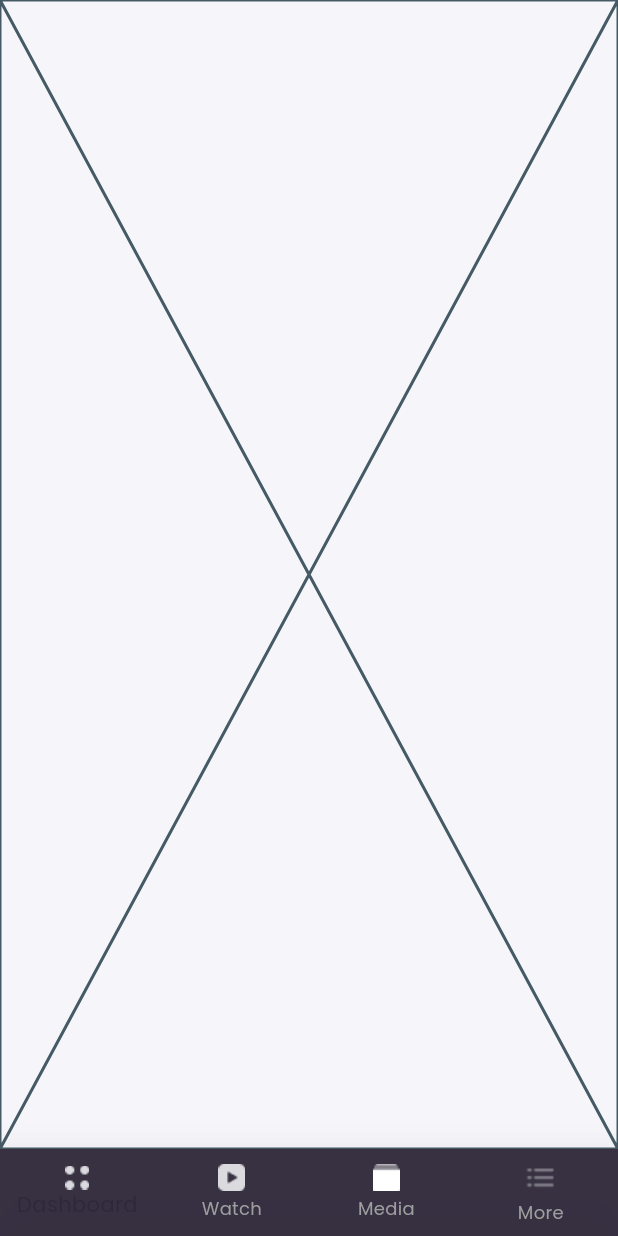
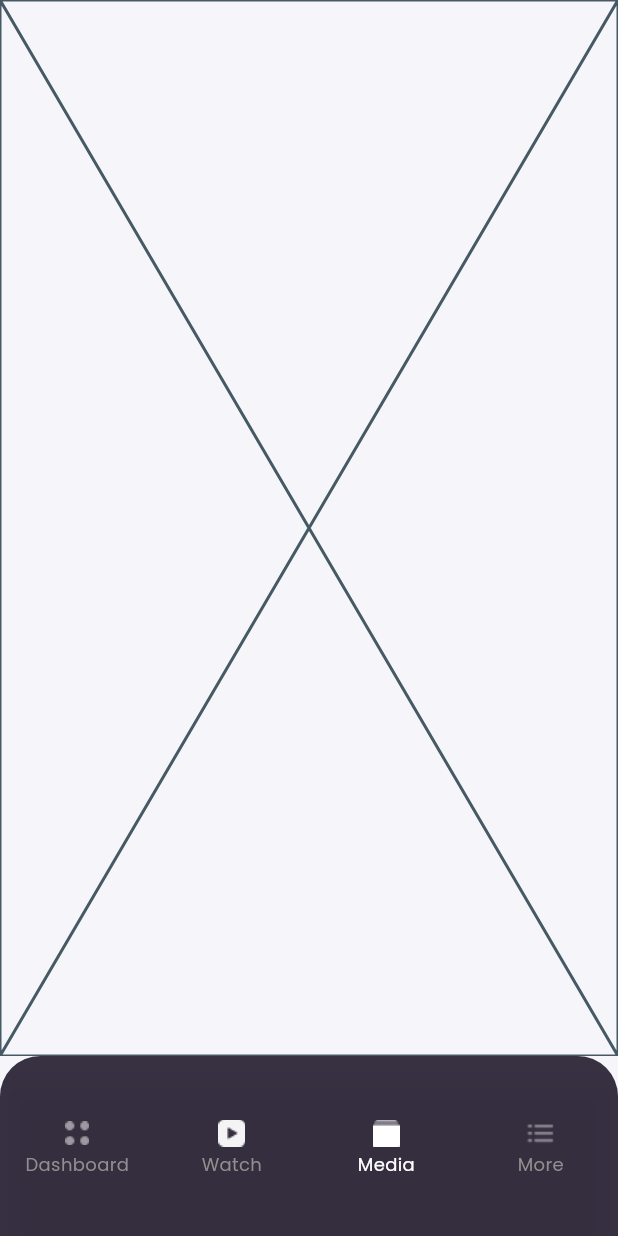
Before and after one commit to nishchalsangai/movies-app, a Flutter app: the screen it shows after launch, item 3 of the bottom bar chosen, on a phone screen of 412 x 824 dp. Run offline on Flutter 3.47's test engine with Material 3 defaults, Android fonts, the phone set to English and light mode, and no system bars; drawn by our look-alikes of oktoast; our stand-ins replace bloc, carousel_slider, dartz, flutter_bloc, flutter_dotenv, get_it and 5 more; missing offline and left inert: fast_cached_network_image; network calls fail.

Commit message:
Bottom Bar Fixed

```diff
--- a/lib/modules/base/views/base_view.dart
+++ b/lib/modules/base/views/base_view.dart
@@ -55,42 +55,62 @@ class _BaseViewState extends State<BaseView> {
     return Consumer<BottomNavigationManager>(
         builder: (context, bottomNavigationManager, _) {
       return Scaffold(
-        // extendBody: true,
-        bottomNavigationBar: AnimatedSwitcher(
+        bottomNavigationBar: ClipRRect(
+          borderRadius: const BorderRadius.vertical(top: Radius.circular(27)),
+          child: AnimatedSwitcher(
             duration: const Duration(milliseconds: 100),
             reverseDuration: const Duration(milliseconds: 100),
             child: showBottomBar
-              ? BottomNavigationBar(
-                  elevation: 25,
+                ? SizedBox(
+                    height: 120,
+                    child: BottomNavigationBar(
                       onTap: (index) {
                         bottomNavigationManager.navigateToIndex(index);
                       },
                       backgroundColor: AppTheme.primaryColor,
-                  selectedItemColor: Theme.of(context).primaryColor,
-                  unselectedItemColor: const Color(0xff9E9E9E),
+                      currentIndex: bottomNavigationManager.selectedIndex,
+                      selectedItemColor: Colors.white,
+                      unselectedItemColor: AppTheme.bodyTextColor,
+                      selectedFontSize: 12,
                       type: BottomNavigationBarType.fixed,
+                      selectedLabelStyle: TextStyle(color: Colors.black),
+                      unselectedLabelStyle:
+                          const TextStyle(color: AppTheme.bodyTextColor),
                       items: bottomNavigationManager.menuItems
                           .map(
                             (BottomNavigationItem menuItem) =>
                                 BottomNavigationBarItem(
-                          icon: Image.asset(
-                            menuItem.icon,
-                            color: bottomNavigationManager.selectedIndex ==
-                                    bottomNavigationManager.menuItems
+                                    icon: ColorFiltered(
+                                      colorFilter: ColorFilter.mode(
+                                        bottomNavigationManager.selectedIndex ==
+                                                bottomNavigationManager
+                                                    .menuItems
                                                     .indexOf(menuItem)
                                             ? Colors.white
-                                : AppTheme.greyColorLight,
+                                            : AppTheme.greyColorLight
+                                                .withOpacity(0.3),
+                                        BlendMode.srcATop,
+                                      ),
+                                      child: Image.asset(
+                                        menuItem.icon,
+                                        height: 24,
+                                        width: 24,
+                                      ),
                                     ),
                                     label: menuItem.name,
-                        ),
+                                    activeIcon:
+                                        bottomNavigationManager.selectedIndex ==
+                                                3
+                                            ? const Icon(Icons.list)
+                                            : null),
                           )
                           .toList(),
+                    ),
                   )
                 : const SizedBox(),
           ),
-        body: PageStorage(
-            bucket: bucket,
-            child: widget.child), //widgetOptions[_selectedIndex]
+        ),
+        body: PageStorage(bucket: bucket, child: widget.child),
       );
     });
   }
```
Also changed, not shown: lib/modules/base/manager/base_manager.dart (+9 -7 lines). Lines whose indentation alone changed are shown as unchanged.
